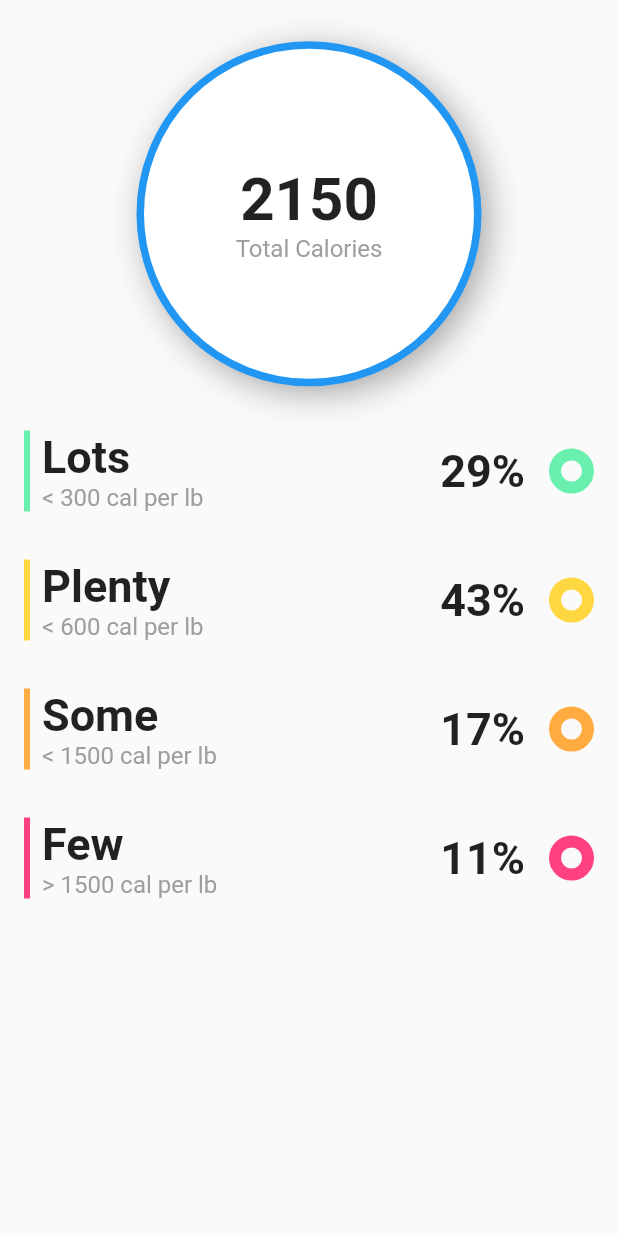
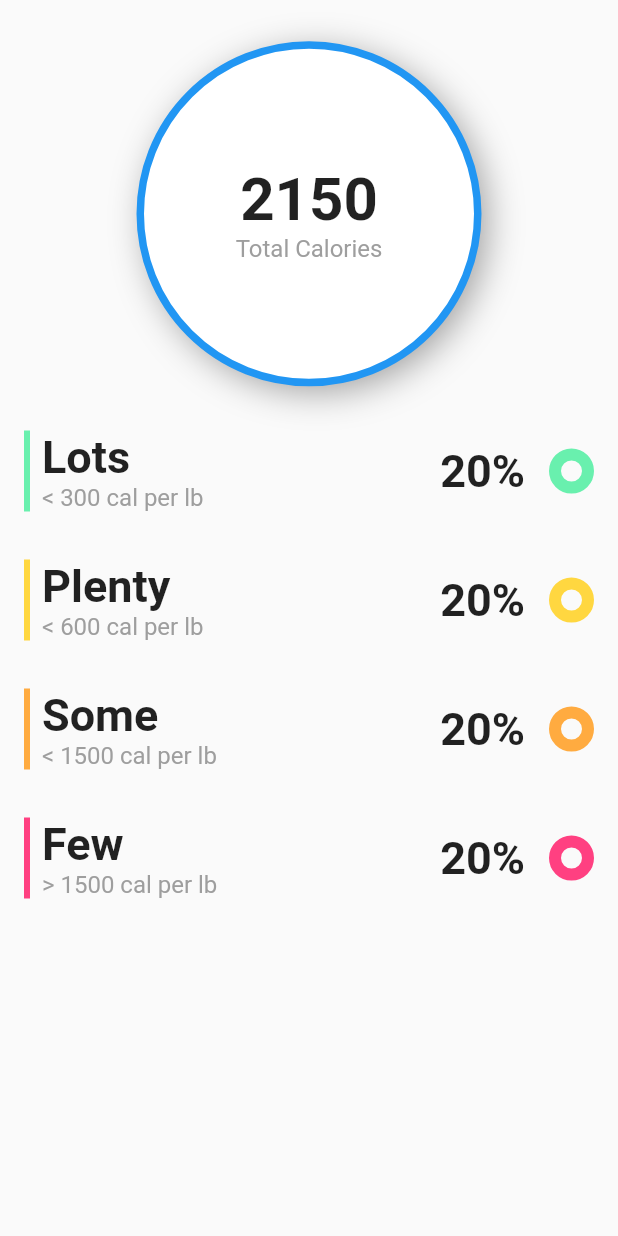
Before and after one commit to elvenstudios/Colorie, a Flutter app: the screen it shows after launch, on a phone screen of 412 x 824 dp. Run offline on Flutter 3.47's test engine with Material 2 defaults, Android fonts, the phone set to English and light mode, and no system bars.

Commit message:
added initial percentage functions

```diff
--- a/lib/screens/home.dart
+++ b/lib/screens/home.dart
@@ -5,6 +5,19 @@ import 'package:colorie/widgets/card_list.dart';
 class Home extends StatefulWidget {
   Home({Key key, this.title}) : super(key: key);
   final String title;
+
+  List rawList = [
+    {
+      'calories': 100,
+      'grams': 200,
+      'name': 'Beans'
+    },
+    {
+      'calories': 200,
+      'grams': 210,
+      'name': 'Corn'
+    }
+  ];
 
   @override
   _HomeState createState() => _HomeState();
@@ -37,7 +50,7 @@ class _HomeState extends State<Home> {
         child: Column(
           children: <Widget>[
             CirclePercentage(),
-            CardList(),
+            CardList(rawList: widget.rawList,),
           ],
         ),
       ),
--- a/lib/widgets/card_list.dart
+++ b/lib/widgets/card_list.dart
@@ -2,6 +2,29 @@ import 'package:flutter/material.dart';
 import 'package:colorie/widgets/color_card.dart';
 
 class CardList extends StatefulWidget {
+  CardList({Key key, this.rawList}) : super(key: key);
+  final List rawList;
+
+  String getGreenPercentage() {
+    //TODO: get average percentage of green
+    return '20%';
+  }
+
+  String getYellowPercentage() {
+    //TODO: get average percentage of yellow
+    return '20%';
+  }
+
+  String getOrangePercentage() {
+    //TODO: get average percentage of orange
+    return '20%';
+  }
+
+  String getRedPercentage() {
+    //TODO: get average percentage of red
+    return '20%';
+  }
+
   @override
   _CardListState createState() => _CardListState();
 }
@@ -15,25 +38,25 @@ class _CardListState extends State<CardList> {
           title: 'Lots',
           borderColor: Colors.greenAccent,
           subtext: '< 300 cal per lb',
-          percentageTitle: '29%',
+          percentageTitle: widget.getGreenPercentage(),
         ),
         ColorCard(
           title: 'Plenty',
           borderColor: Colors.amberAccent,
           subtext: '< 600 cal per lb',
-          percentageTitle: '43%',
+          percentageTitle: widget.getYellowPercentage(),
         ),
         ColorCard(
           title: 'Some',
           borderColor: Colors.orangeAccent,
           subtext: '< 1500 cal per lb',
-          percentageTitle: '17%',
+          percentageTitle: widget.getOrangePercentage(),
         ),
         ColorCard(
           title: 'Few',
           borderColor: Colors.pinkAccent,
           subtext: '> 1500 cal per lb',
-          percentageTitle: '11%',
+          percentageTitle: widget.getRedPercentage(),
         ),
       ],
     );
```
Also changed, not shown: 4 other files.
